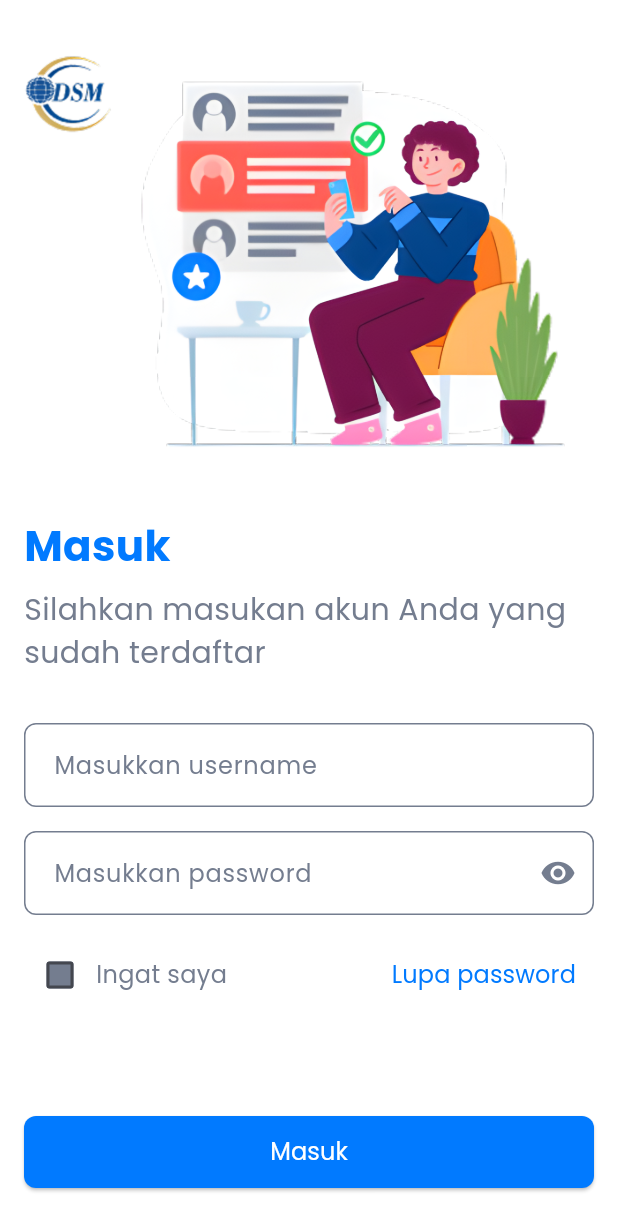
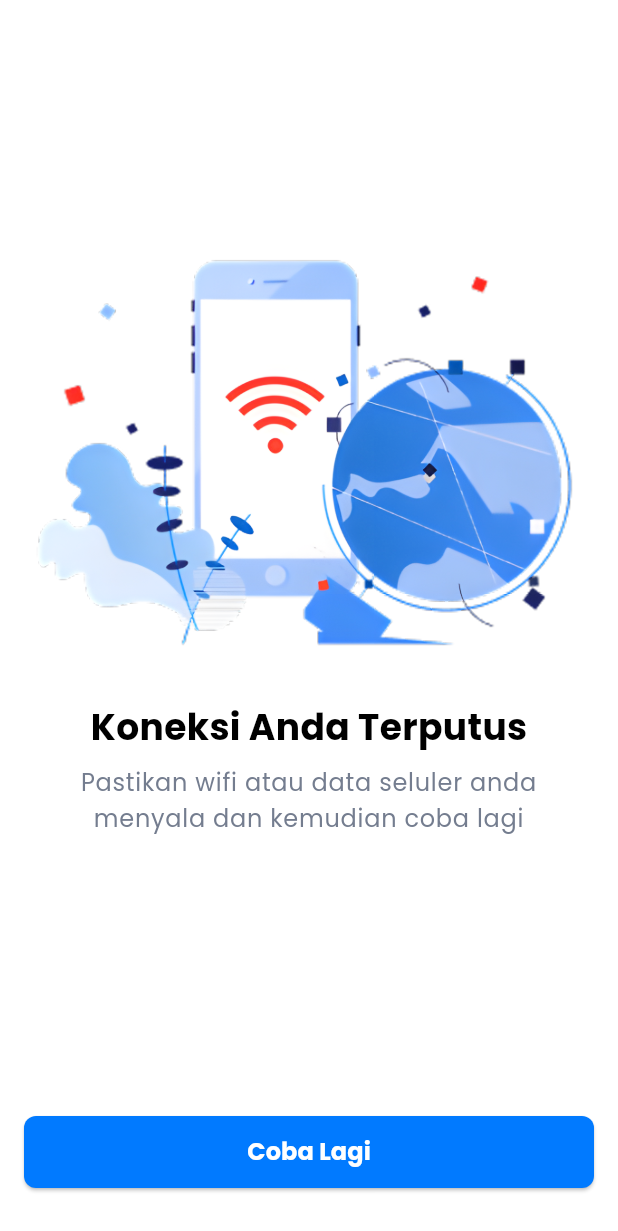
Before and after one commit to fleetimee/mudora-the-sword-oracle, a Flutter app: the screen it shows after launch, on a phone screen of 412 x 824 dp. Shown: the top 1231 px of the screen. Run offline on Flutter 3.47's test engine with Material 2 defaults, Android fonts, the phone set to English and light mode, and no system bars; drawn by our look-alikes of flutter_form_builder; our stand-ins replace awesome_dialog, flex_color_scheme, form_builder_validators, google_fonts, responsive_framework.

Commit message:
✨ feat(no_connection_ui.dart): add No Connection page UI 🔧 chore(routes.dart, main.dart): add No Connection page route and set it as home page 🎨 style(string_constant.dart): add No Connection page constant The No Connection page UI is added to the application, which will be displayed when there is no internet connection. The No Connection page route is added to the routes map and set as the home page. The No Connection page constant is added to the StringConstant class.
🎨 style(bottom_navigation_bar_button.dart): remove unused import and update text style
The unused import of StringConstant is removed. The text style of the button is updated to use a bold font weight to improve readability.

```diff
--- a/lib/common/constant/string_constant.dart
+++ b/lib/common/constant/string_constant.dart
@@ -8,4 +8,10 @@ class StringConstant {
   static const String rememberMe = 'Ingat saya';
   static const String forgotPassword = 'Lupa password';
   static const String loginButton = 'Masuk';
+
+  // No Connection Page Constant
+  static const String noConnectionTitle = 'Koneksi Anda Terputus';
+  static const String noConnectionDescription =
+      'Pastikan wifi atau data seluler anda menyala dan kemudian coba lagi';
+  static const String noConnectionButton = 'Coba Lagi';
 }
--- a/lib/common/routes/routes.dart
+++ b/lib/common/routes/routes.dart
@@ -1,6 +1,8 @@
+import 'package:fleetime_hris/ui/pages/no_connection/no_connection_ui.dart';
 import 'package:fleetime_hris/ui/pages/signin/signin_ui.dart';
 import 'package:flutter/material.dart';
 
 final Map<String, WidgetBuilder> routes = {
   LoginPage.routeName: (context) => const LoginPage(),
+  NoConnectionPage.routeName: (context) => const NoConnectionPage(),
 };
--- /dev/null
+++ b/lib/ui/pages/no_connection/no_connection_ui.dart
@@ -0,0 +1,58 @@
+import 'package:fleetime_hris/common/constant/color_constant.dart';
+import 'package:fleetime_hris/common/constant/string_constant.dart';
+import 'package:fleetime_hris/ui/widget/bottom_navigation_bar_button.dart';
+import 'package:flutter/material.dart';
+
+class NoConnectionPage extends StatelessWidget {
+  static const routeName = '/no_connection';
+
+  const NoConnectionPage({super.key});
+
+  @override
+  Widget build(BuildContext context) {
+    return Scaffold(
+      body: Center(
+          child: Padding(
+        padding: const EdgeInsets.all(8.0),
+        child: Column(
+          mainAxisAlignment: MainAxisAlignment.center,
+          children: [
+            Image.asset(
+              "assets/images/no_connection_illustration.png",
+              fit: BoxFit.contain,
+            ),
+            const SizedBox(height: 16.0),
+            const Text(
+              StringConstant.noConnectionTitle,
+              style: TextStyle(
+                fontSize: 24.0,
+                fontWeight: FontWeight.w700,
+              ),
+            ),
+            const SizedBox(height: 8.0),
+            const Padding(
+              padding: EdgeInsets.symmetric(
+                horizontal: 32.0,
+              ),
+              child: Text(
+                StringConstant.noConnectionDescription,
+                textAlign: TextAlign.center,
+                style: TextStyle(
+                  fontSize: 16.0,
+                  fontWeight: FontWeight.w400,
+                  height: 1.5,
+                  letterSpacing: 0.5,
+                  color: AppColors.grayscalePlaceholder,
+                ),
+              ),
+            ),
+          ],
+        ),
+      )),
+      bottomNavigationBar: BottomNavigationBarButton(
+        title: StringConstant.noConnectionButton,
+        onPressed: () {},
+      ),
+    );
+  }
+}
--- a/lib/ui/widget/bottom_navigation_bar_button.dart
+++ b/lib/ui/widget/bottom_navigation_bar_button.dart
@@ -1,5 +1,4 @@
 import 'package:fleetime_hris/common/constant/color_constant.dart';
-import 'package:fleetime_hris/common/constant/string_constant.dart';
 import 'package:flutter/material.dart';
 
 class BottomNavigationBarButton extends StatelessWidget {
@@ -27,11 +26,11 @@ class BottomNavigationBarButton extends StatelessWidget {
               borderRadius: BorderRadius.circular(8.0),
             ),
           ),
-          child: const Text(
-            StringConstant.loginButton,
-            style: TextStyle(
+          child: Text(
+            title,
+            style: const TextStyle(
               fontSize: 16.0,
-              fontWeight: FontWeight.w400,
+              fontWeight: FontWeight.bold,
               color: Colors.white,
             ),
           ),
```
Also changed, not shown: lib/main.dart (+2 -87 lines), assets/images/no_connection_illustration.png (added).
